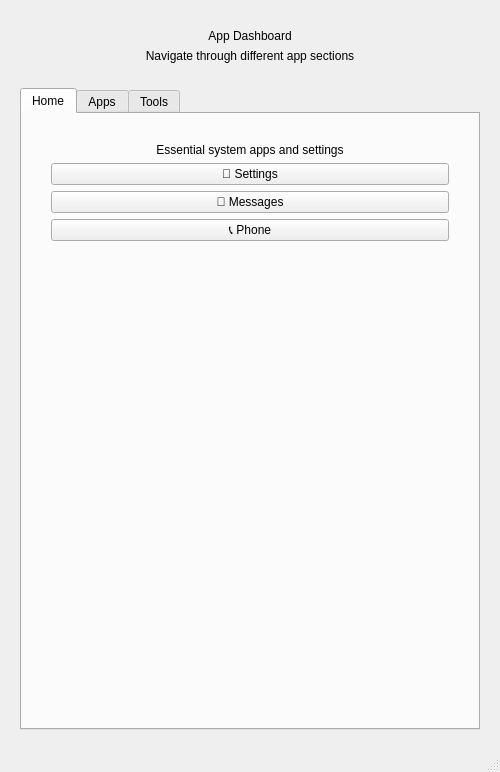
The window that app2/mainwindow.ui (Millyvolt/qt_cursor_app_2) describes before a commit, drawn with Qt 5.
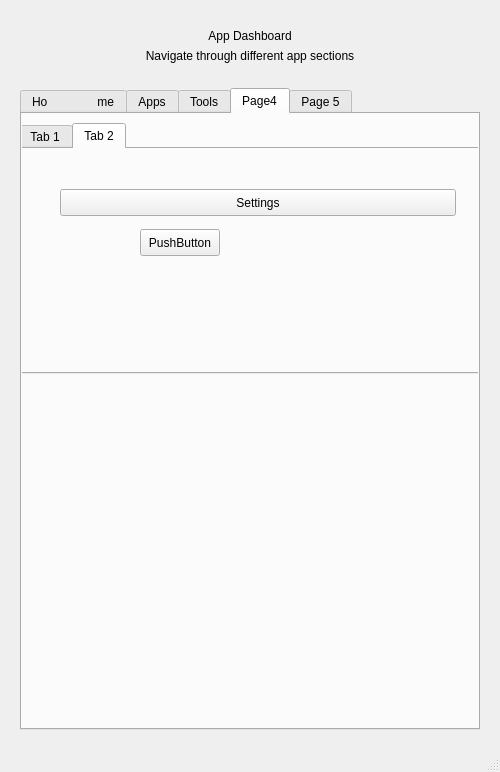
The same window after the commit.

Patch:
```diff
--- a/app2/mainwindow.ui
+++ b/app2/mainwindow.ui
@@ -62,11 +62,11 @@
     <item>
      <widget class="QTabWidget" name="tabWidget">
       <property name="currentIndex">
-       <number>0</number>
+       <number>3</number>
       </property>
       <widget class="QWidget" name="tab1">
        <attribute name="title">
-        <string>Home</string>
+        <string>Ho               me</string>
        </attribute>
        <layout class="QVBoxLayout" name="verticalLayout_2">
         <property name="spacing">
@@ -103,21 +103,21 @@
            <item>
             <widget class="QPushButton" name="pushButton1_1">
              <property name="text">
-              <string>📱 Settings</string>
+              <string>Settings</string>
              </property>
             </widget>
            </item>
            <item>
             <widget class="QPushButton" name="pushButton1_2">
              <property name="text">
-              <string>📧 Messages</string>
+              <string>Messages</string>
              </property>
             </widget>
            </item>
            <item>
             <widget class="QPushButton" name="pushButton1_3">
              <property name="text">
-              <string>📞 Phone</string>
+              <string>Phone</string>
              </property>
             </widget>
            </item>
@@ -289,6 +289,78 @@
         </item>
        </layout>
       </widget>
+      <widget class="QWidget" name="tab">
+       <attribute name="title">
+        <string>Page4</string>
+       </attribute>
+       <widget class="QTabWidget" name="tabWidget_2">
+        <property name="geometry">
+         <rect>
+          <x>-4</x>
+          <y>9</y>
+          <width>461</width>
+          <height>251</height>
+         </rect>
+        </property>
+        <property name="currentIndex">
+         <number>1</number>
+        </property>
+        <widget class="QWidget" name="tab_3">
+         <attribute name="title">
+          <string>Tab 1</string>
+         </attribute>
+         <widget class="QPushButton" name="pushButton">
+          <property name="geometry">
+           <rect>
+            <x>100</x>
+            <y>80</y>
+            <width>80</width>
+            <height>27</height>
+           </rect>
+          </property>
+          <property name="text">
+           <string>PushButton</string>
+          </property>
+         </widget>
+        </widget>
+        <widget class="QWidget" name="tab_4">
+         <attribute name="title">
+          <string>Tab 2</string>
+         </attribute>
+         <widget class="QPushButton" name="pushButton_2">
+          <property name="geometry">
+           <rect>
+            <x>120</x>
+            <y>80</y>
+            <width>80</width>
+            <height>27</height>
+           </rect>
+          </property>
+          <property name="text">
+           <string>PushButton</string>
+          </property>
+         </widget>
+         <widget class="QPushButton" name="pushButton1_4">
+          <property name="geometry">
+           <rect>
+            <x>40</x>
+            <y>40</y>
+            <width>396</width>
+            <height>27</height>
+           </rect>
+          </property>
+          <property name="text">
+           <string>Settings</string>
+          </property>
+         </widget>
+        </widget>
+       </widget>
+      </widget>
+      <widget class="QWidget" name="tab_2">
+       <attribute name="title">
+        <string>Page 5</string>
+       </attribute>
+      </widget>
      </widget>
     </item>
    </layout>
```
Left out of the diff: 12 changed lines with no effect on the pictures.
